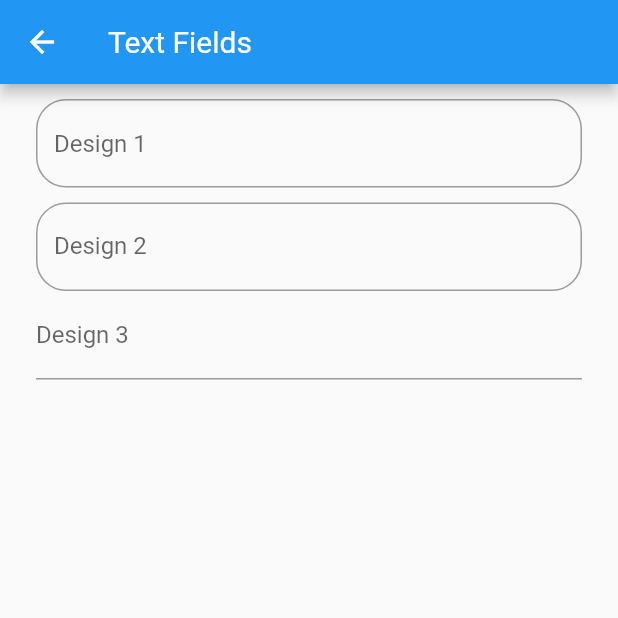
After one commit to dineshnagarajandev/Flutter-UIKit, a Flutter app: the TextFields screen opened by its route, on a phone screen of 412 x 824 dp, the top half of it. The commit adds this screen. Run offline on Flutter 3.47's test engine with Material 2 defaults, Android fonts, the phone set to English and light mode, and no system bars.

Commit message:
Included TextField designs

```diff
--- /dev/null
+++ b/lib/CustomWidgets/textfields.dart
@@ -0,0 +1,60 @@
+import 'package:flutter/material.dart';
+import 'package:flutter/src/foundation/key.dart';
+import 'package:flutter/src/widgets/framework.dart';
+import 'package:flutter/src/widgets/placeholder.dart';
+
+class TextFields extends StatelessWidget {
+  const TextFields({Key key}) : super(key: key);
+
+  @override
+  Widget build(BuildContext context) {
+    return Scaffold(
+      appBar: AppBar(
+        title: const Text("Text Fields"),
+      ),
+      body: SingleChildScrollView(
+        child: Column(
+          children: [
+            getSpacer(),
+            Container(
+              padding: const EdgeInsets.fromLTRB(24, 0, 24, 0),
+              child: const TextField(
+                decoration: InputDecoration(
+                  border: OutlineInputBorder(
+                      borderRadius: BorderRadius.all(Radius.circular(20))),
+                  hintText: 'Design 1',
+                ),
+              ),
+            ),
+            getSpacer(),
+            Container(
+              padding: const EdgeInsets.fromLTRB(24, 0, 24, 0),
+              child: const TextField(
+                decoration: InputDecoration(
+                    border: OutlineInputBorder(
+                        borderRadius: BorderRadius.all(Radius.circular(20))),
+                    hintText: 'Design 2',
+                    labelText: 'Design 2'),
+              ),
+            ),
+            Container(
+              padding: const EdgeInsets.fromLTRB(24, 0, 24, 0),
+              child: TextFormField(
+                decoration: const InputDecoration(
+                    border: UnderlineInputBorder(),
+                    labelText: 'Design 3',
+                    hintText: 'Design 3'),
+              ),
+            ),
+          ],
+        ),
+      ),
+    );
+  }
+
+  Widget getSpacer() {
+    return const SizedBox(
+      height: 10,
+    );
+  }
+}
--- a/lib/main.dart
+++ b/lib/main.dart
@@ -15,6 +15,7 @@ import 'CustomWidgets/alignclass.dart';
 import 'CustomWidgets/scafordcomponent.dart';
 import 'CustomWidgets/appbarclass.dart';
 
+import 'CustomWidgets/textfields.dart';
 import 'WhatsApp/WhatsAppHome.dart';
 
 void main() => runApp(MyApp());
@@ -25,6 +26,7 @@ class MyApp extends StatelessWidget {
   final List<String> widgetNameArray = <String>[
     'Text',
     'Button',
+    'Text Fields',
     'Row',
     'Coloumn',
     'Stack',
@@ -81,6 +83,7 @@ class MyApp extends StatelessWidget {
       routes: {
         "/TextComponent": (context) => TextComponent(),
         "/Buttons": (context) => const Buttons(),
+        "/TextFields": (context) => const TextFields(),
         "/RowComponent": (context) => RowComponent(),
         "/ColoumComponent": (context) => ColoumComponent(),
         "/StackComponent": (context) => StackComponent(),
@@ -111,46 +114,50 @@ void flutterBasicListViewTapped(
       Navigator.pushNamed(context, '/Buttons');
       break;
     case 2:
+      // Text Fields
+      Navigator.pushNamed(context, "/TextFields");
+      break;
+    case 3:
       // Row component
       Navigator.pushNamed(context, '/RowComponent');
       break;
-    case 3:
+    case 4:
       // Column component
       Navigator.pushNamed(context, '/ColoumComponent');
       break;
-    case 4:
+    case 5:
       // Stack component
       Navigator.pushNamed(context, '/StackComponent');
       break;
-    case 5:
+    case 6:
       // Container component
       Navigator.pushNamed(context, '/ContainerComponent');
       break;
-    case 6:
+    case 7:
       // Horizontal List View
       Navigator.pushNamed(context, '/HorizontalListViewComponents');
       break;
-    case 7:
+    case 8:
       // Form component
       Navigator.pushNamed(context, '/FormComponent');
       break;
-    case 8:
+    case 9:
       // API component
       Navigator.pushNamed(context, '/ListViewWithAPI');
       break;
-    case 9:
+    case 10:
       _iOSAlertInit(context);
       break;
-    case 10:
+    case 11:
       _materialAlertInit(context);
       break;
-    case 11:
+    case 12:
       Navigator.pushNamed(context, '/AlignClass');
       break;
-    case 12:
+    case 13:
       Navigator.pushNamed(context, '/AppBarClass');
       break;
-    case 13:
+    case 14:
       Navigator.pushNamed(context, '/WhatsAppHome');
       break;
     default:
```
